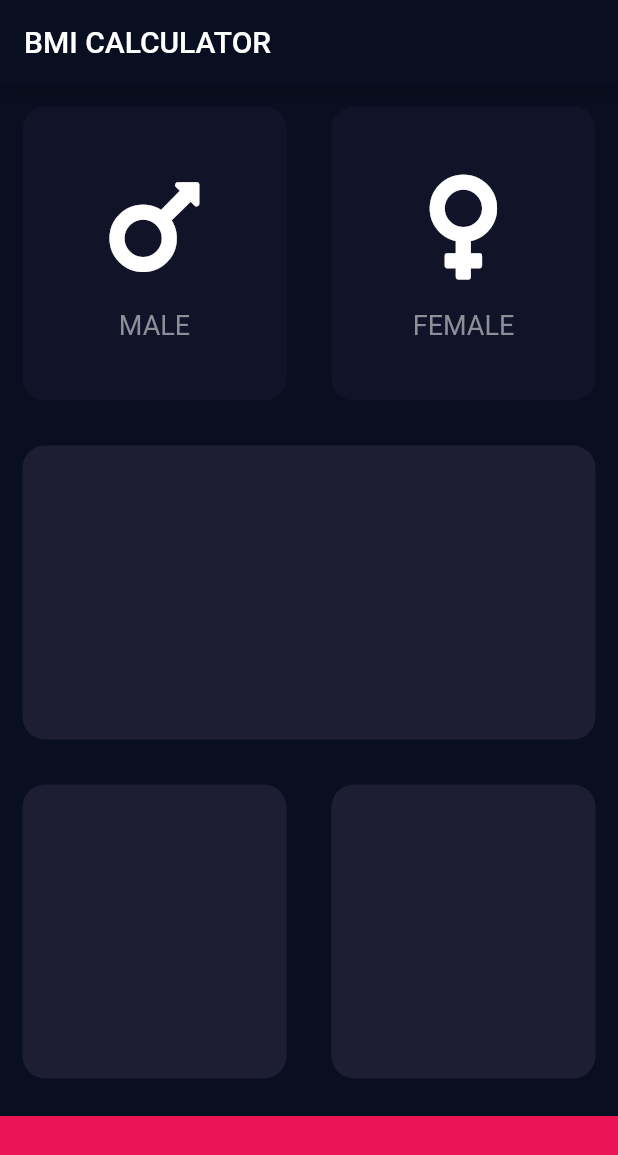
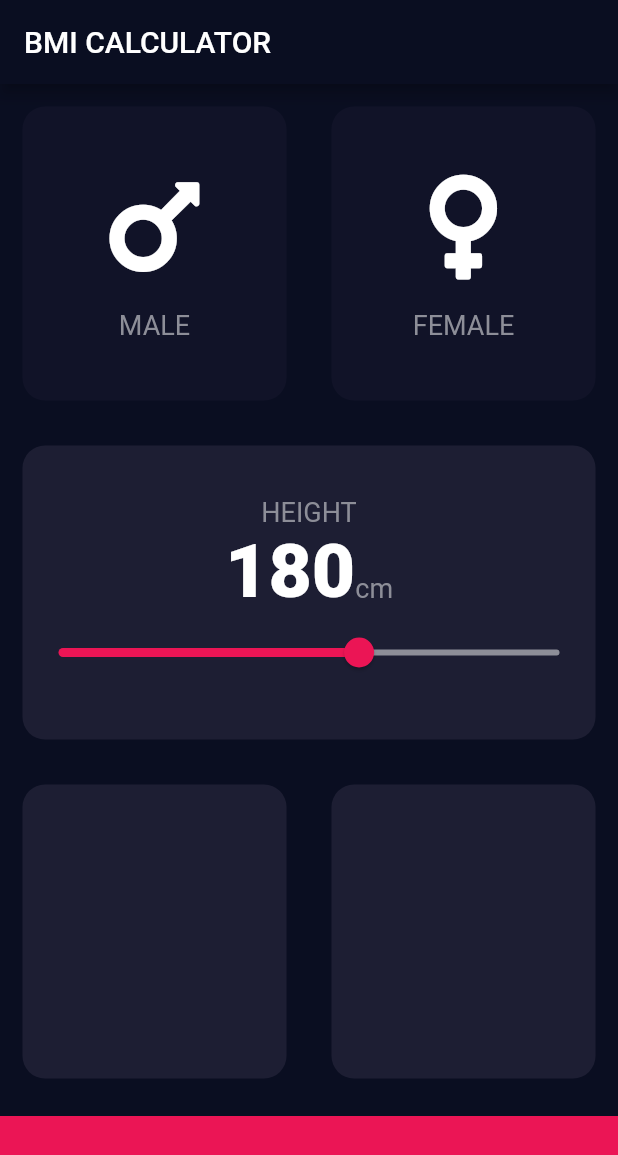
Before and after one commit to lil-shimon/bmi_calc, a Flutter app: the screen it shows after launch, on a phone screen of 412 x 824 dp. Shown: the top 1155 px of the screen. Run offline on Flutter 3.47's test engine with Material 2 defaults, Android fonts, the phone set to English and light mode, and no system bars; our stand-ins replace font_awesome_flutter.

```diff
--- a/lib/constants.dart
+++ b/lib/constants.dart
@@ -10,3 +10,15 @@ const double kBottomContainerHeight = 80.0;
 const double kIconSize = 80.0;
 const double kTextFontSize = 18.0;
 const Color kTextColour = Color(0xff8d8e98);
+
+/// 共通テキスト定義
+const kLabelTextStyle = TextStyle(
+  fontSize: kTextFontSize,
+  color: kTextColour,
+);
+
+/// 強調テキスト定義
+const kBoldTextStyle = TextStyle(
+    fontSize: 50.0,
+    fontWeight: FontWeight.w900,
+);
--- a/lib/page/input_page.dart
+++ b/lib/page/input_page.dart
@@ -22,6 +22,9 @@ class InputPage extends StatefulWidget {
 class _InputPageState extends State<InputPage> {
   /// 選択されている性別
   SexOption selectedGender;
+
+  /// 身長ステート
+  int height = 180;
 
   @override
   Widget build(BuildContext context) {
@@ -85,6 +88,42 @@ class _InputPageState extends State<InputPage> {
                 Expanded(
                   child: BaseCard(
                     colour: Color(kBackgroundColour),
+                    childCard: Column(
+                      mainAxisAlignment: MainAxisAlignment.center,
+                      children: <Widget>[
+                        Text(
+                          "HEIGHT",
+                          style: kLabelTextStyle,
+                        ),
+                        Row(
+                          mainAxisAlignment: MainAxisAlignment.center,
+                          crossAxisAlignment: CrossAxisAlignment.baseline,
+                          textBaseline: TextBaseline.alphabetic,
+                          children: <Widget>[
+                            Text(
+                              height.toString(),
+                              style: kBoldTextStyle,
+                            ),
+                            Text(
+                              "cm",
+                              style: kLabelTextStyle,
+                            ),
+                          ],
+                        ),
+                        Slider(
+                          value: height.toDouble(),
+                          min: 120.0,
+                          max: 220.0,
+                          activeColor: Color(0xFFEB1555),
+                          inactiveColor: Color(0xff8d8e98),
+                          onChanged: (double newValue) {
+                            setState(() {
+                              height = newValue.round();
+                            });
+                          },
+                        ),
+                      ],
+                    ),
                   ),
                 ),
               ],
```
